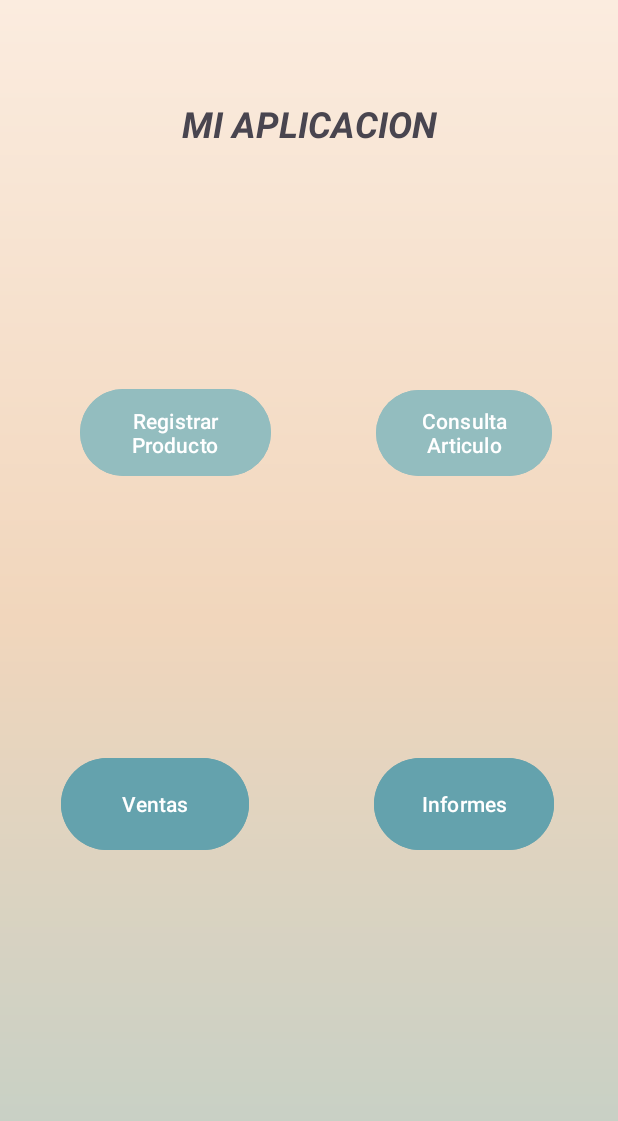
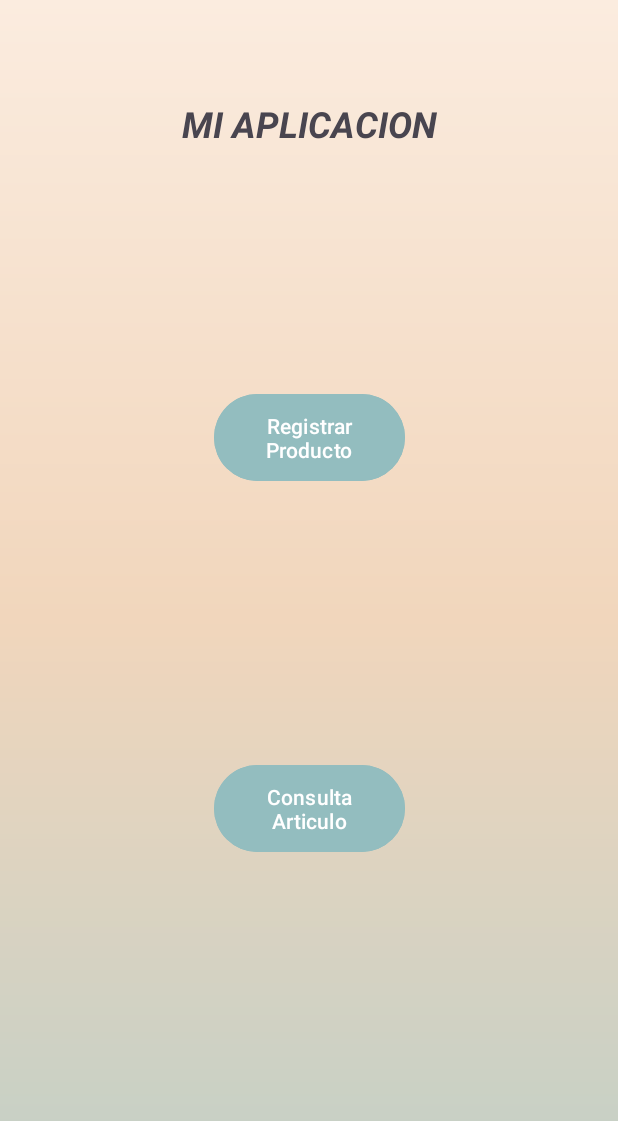
Before and after one commit to cathysulbaran/Proyecto_front_csb, an Android app: the MainActivity screen opened directly, with no data from a screen before it, on a phone screen of 412 x 824 dp. Shown: the top 1121 px of the screen. Run offline under Robolectric (Android 15) with nearby library versions, the phone set to English and light mode, and no system bars.

Commit message:
registrar producto funcionando, pantalla principal corregida y quitado parte del codigo que no ibamos a incluir

```diff
--- a/app/src/main/java/com/example/proyecto_front_csb/MainActivity.java
+++ b/app/src/main/java/com/example/proyecto_front_csb/MainActivity.java
@@ -24,8 +24,6 @@ public class MainActivity extends AppCompatActivity {
 
         btIniciarRegistro = findViewById(R.id.btRegistro);
         btIniciarConsulta = findViewById(R.id.btConsulta);
-        btIniciarVentas = findViewById(R.id.btVentas);
-        btIniciarInforme = findViewById(R.id.btInformes);
 
 
 
@@ -44,33 +42,11 @@ public class MainActivity extends AppCompatActivity {
             }
         });
 
-        btIniciarVentas.setOnClickListener(new View.OnClickListener() {
-            @Override
-            public void onClick(View v) {
-                Iniciar_Ventas();
-            }
-        });
 
-        btIniciarInforme.setOnClickListener(new View.OnClickListener() {
-            @Override
-            public void onClick(View v) {
-                Iniciar_Informes();
-            }
-        });
 
 
     }
-    public void Iniciar_Informes(){
 
-        Intent intent = new Intent(this, ListadoProductos.class);
-        startActivity(intent);
-    }
-
-    public void Iniciar_Ventas(){
-
-        Intent intent = new Intent(this, Ventas.class);
-        startActivity(intent);
-    }
 
     public void Iniciar_RegistrarProducto(){
 
--- a/app/src/main/res/layout/activity_main.xml
+++ b/app/src/main/res/layout/activity_main.xml
@@ -12,49 +12,24 @@
         android:id="@+id/btRegistro"
         android:layout_width="127dp"
         android:layout_height="66dp"
-        android:layout_marginStart="28dp"
+        android:backgroundTint="#93BDBF"
         android:text="Registrar Producto"
-        android:backgroundTint="#93BDBF"
-        app:layout_constraintBottom_toTopOf="@+id/guideline22"
-        app:layout_constraintEnd_toStartOf="@+id/guideline3"
+        app:layout_constraintBottom_toTopOf="@+id/guideline20"
+        app:layout_constraintEnd_toEndOf="parent"
         app:layout_constraintStart_toStartOf="parent"
         app:layout_constraintTop_toTopOf="@+id/guideline"
         tools:ignore="MissingConstraints" />
 
     <Button
         android:id="@+id/btConsulta"
-        android:layout_width="117dp"
-        android:layout_height="65dp"
+        android:layout_width="127dp"
+        android:layout_height="66dp"
         android:backgroundTint="#93BDBF"
         android:text="Consulta Articulo"
-        app:layout_constraintBottom_toTopOf="@+id/guideline22"
-        app:layout_constraintEnd_toEndOf="parent"
-        app:layout_constraintStart_toStartOf="@+id/guideline3"
-        app:layout_constraintTop_toTopOf="@+id/guideline"
-        tools:ignore="MissingConstraints" />
-
-    <Button
-        android:id="@+id/btVentas"
-        android:layout_width="125dp"
-        android:layout_height="69dp"
-        android:backgroundTint="#64A2AD"
-        android:text="Ventas"
-        app:layout_constraintBottom_toTopOf="@+id/guideline2"
-        app:layout_constraintEnd_toStartOf="@+id/guideline3"
-        app:layout_constraintStart_toStartOf="parent"
-        app:layout_constraintTop_toTopOf="@+id/guideline22"
-        tools:ignore="MissingConstraints" />
-
-    <Button
-        android:id="@+id/btInformes"
-        android:layout_width="120dp"
-        android:layout_height="69dp"
-        android:text="Informes"
-        android:backgroundTint="#64A2AD"
         app:layout_constraintBottom_toTopOf="@+id/guideline2"
         app:layout_constraintEnd_toEndOf="parent"
-        app:layout_constraintStart_toStartOf="@+id/guideline3"
-        app:layout_constraintTop_toTopOf="@+id/guideline22"
+        app:layout_constraintStart_toStartOf="parent"
+        app:layout_constraintTop_toTopOf="@+id/guideline20"
         tools:ignore="MissingConstraints" />
 
     <androidx.constraintlayout.widget.Guideline
@@ -71,20 +46,6 @@
         android:orientation="horizontal"
         app:layout_constraintGuide_percent="0.8" />
 
-    <androidx.constraintlayout.widget.Guideline
-        android:id="@+id/guideline3"
-        android:layout_width="wrap_content"
-        android:layout_height="wrap_content"
-        android:orientation="vertical"
-        app:layout_constraintGuide_percent="0.5" />
-
-    <androidx.constraintlayout.widget.Guideline
-        android:id="@+id/guideline22"
-        android:layout_width="wrap_content"
-        android:layout_height="wrap_content"
-        android:orientation="horizontal"
-        app:layout_constraintGuide_percent="0.5" />
-
     <TextView
         android:id="@+id/textView11"
         android:layout_width="0dp"
@@ -98,4 +59,11 @@
         app:layout_constraintStart_toStartOf="parent"
         app:layout_constraintTop_toTopOf="parent" />
 
+    <androidx.constraintlayout.widget.Guideline
+        android:id="@+id/guideline20"
+        android:layout_width="wrap_content"
+        android:layout_height="wrap_content"
+        android:orientation="horizontal"
+        app:layout_constraintGuide_percent="0.50752395" />
+
 </androidx.constraintlayout.widget.ConstraintLayout>
--- a/app/src/main/res/layout/activity_registrar_producto.xml
+++ b/app/src/main/res/layout/activity_registrar_producto.xml
@@ -54,6 +54,7 @@
         app:layout_constraintStart_toStartOf="@+id/guideline6"
         app:layout_constraintTop_toBottomOf="@+id/textView4"
         android:inputType="number"
+        android:maxLength="13"
         />
 
     <EditText
@@ -258,7 +259,7 @@
         android:layout_width="369dp"
         android:layout_height="43dp"
         android:ems="10"
-        android:inputType="number"
+        android:inputType="numberDecimal"
         app:layout_constraintBottom_toTopOf="@+id/guideline24"
         app:layout_constraintEnd_toStartOf="@+id/guideline7"
         app:layout_constraintHorizontal_bias="0.0"
```
Also changed, not shown: app/src/main/java/com/example/proyecto_front_csb/RegistrarProducto.java (+77 -0 lines), app/src/main/java/com/example/proyecto_front_csb/Ventas.java (deleted, +0 -36 lines), app/src/main/res/layout/activity_consulta_articulo.xml (+14 -30 lines), app/src/main/res/layout/activity_ventas.xml (deleted, +0 -269 lines).
